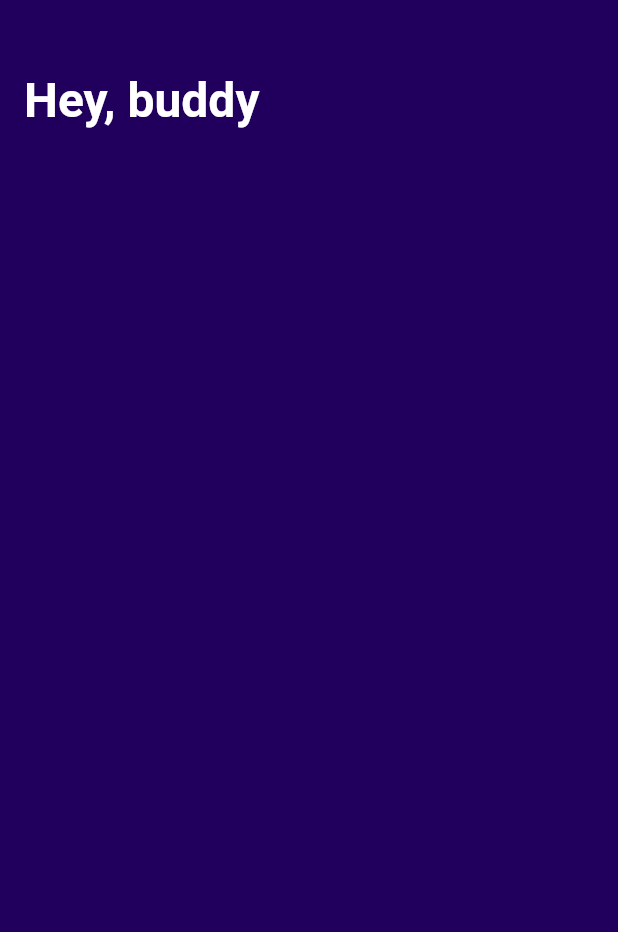
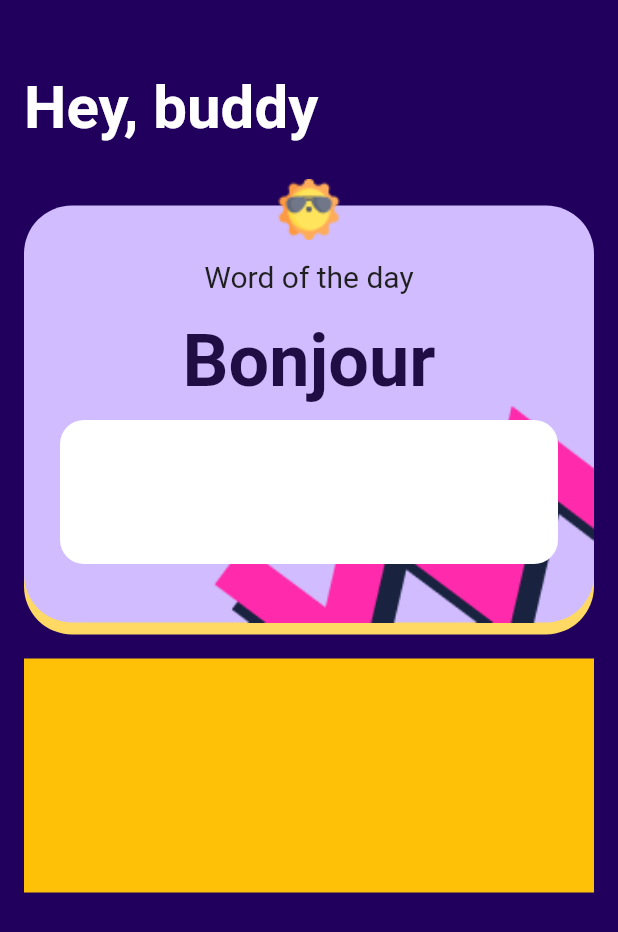
Before and after one commit to uxderrick/language_buddy, a Flutter app: the screen it shows after launch, on a phone screen of 412 x 824 dp. Shown: the top 932 px of the screen. Run offline on Flutter 3.47's test engine with Material 2 defaults, Android fonts, the light colour scheme and no system bars; our stand-ins replace google_fonts; Roboto replaces fonts that are missing (Grandstander).

Commit message:
word of the day card UI

```diff
--- a/lib/main.dart
+++ b/lib/main.dart
@@ -38,12 +38,106 @@ class _MyHomePageState extends State<MyHomePage> {
       body: Padding(
         padding: const EdgeInsets.all(16.0),
         child: Column(
+          crossAxisAlignment: CrossAxisAlignment.start,
           children: [
             Text(
               "Hey, buddy",
               style: GoogleFonts.grandstander(
-                  fontSize: 32, fontWeight: FontWeight.bold),
-            )
+                fontSize: 40,
+                fontWeight: FontWeight.w700,
+              ),
+            ),
+            const SizedBox(
+              height: 24,
+            ),
+            Stack(
+              children: [
+                SizedBox(
+                  height: 296,
+                  // color: Colors.amber,
+                  child: Column(
+                    children: [
+                      Container(
+                        height: 18,
+                      ),
+                      Stack(children: [
+                        Container(
+                          height: 278,
+                          decoration: BoxDecoration(
+                              color: const Color(0xFFD0BCFF),
+                              borderRadius: BorderRadius.circular(32),
+                              boxShadow: const [
+                                BoxShadow(
+                                  color: Color(0xFFFFD964),
+                                  spreadRadius: 0,
+                                  blurRadius: 0,
+                                  offset: Offset(
+                                    0,
+                                    8,
+                                  ),
+                                ),
+                              ]),
+                        ),
+                        Container(
+                          alignment: Alignment.bottomRight,
+                          height: 278,
+                          child: Image.asset('images/zigzag.png', scale: 0.9),
+                        ),
+                        Center(
+                          child: Padding(
+                            padding: const EdgeInsets.symmetric(
+                                horizontal: 24, vertical: 20),
+                            child: Column(
+                              crossAxisAlignment: CrossAxisAlignment.center,
+                              children: [
+                                const SizedBox(
+                                  height: 16,
+                                ),
+                                Text("Word of the day",
+                                    style: GoogleFonts.inriaSans(
+                                        fontSize: 20,
+                                        fontWeight: FontWeight.w400,
+                                        color: const Color(0xFF1F1F1F))),
+                                const SizedBox(
+                                  height: 16,
+                                ),
+                                Text("Bonjour",
+                                    style: GoogleFonts.grandstander(
+                                        fontSize: 48,
+                                        fontWeight: FontWeight.w600,
+                                        color: const Color(0xFF200D43))),
+                                const SizedBox(
+                                  height: 12,
+                                ),
+                                Container(
+                                  height: 96,
+                                  decoration: BoxDecoration(
+                                    color: Colors.white,
+                                    borderRadius: BorderRadius.circular(16),
+                                  ),
+                                )
+                              ],
+                            ),
+                          ),
+                        )
+                      ])
+                    ],
+                  ),
+                ),
+                Align(
+                  alignment: (Alignment.topCenter),
+                  child: Image.asset('images/sun.png', scale: 0.8),
+                ),
+              ],
+            ),
+            const SizedBox(
+              height: 24,
+            ),
+            Container(
+              padding: const EdgeInsets.all(16),
+              height: 156,
+              color: Colors.amber,
+            ),
           ],
         ),
       ),
--- a/pubspec.yaml
+++ b/pubspec.yaml
@@ -59,8 +59,8 @@ flutter:
   uses-material-design: true
 
   # To add assets to your application, add an assets section, like this:
-  # assets:
-  #   - images/a_dot_burr.jpeg
+  assets:
+    - images/
   #   - images/a_dot_ham.jpeg
 
   # An image asset can refer to one or more resolution-specific "variants", see
```
Also changed, not shown: images/image 1.png (added), images/sun.png (added), images/zigzag.png (added).
